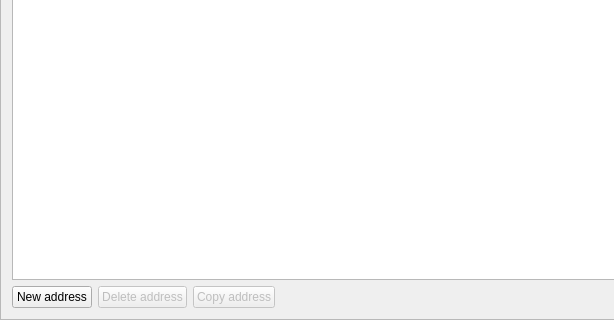
The window that src/gui/ui/addressbookframe.ui (cryptonotefoundation/cryptonotewallet) describes before a commit, drawn with Qt 5; both pictures show x 0 to 614 and y 265 to 585 of the 874 by 585 pixel window.
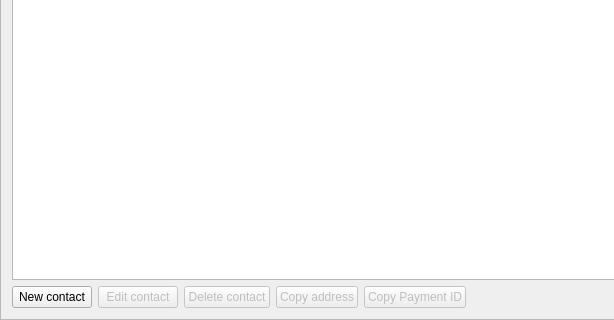
The same window after the commit. Icons and pictures are not drawn.

Patch:
```diff
--- a/src/gui/ui/addressbookframe.ui
+++ b/src/gui/ui/addressbookframe.ui
@@ -28,11 +28,25 @@
      <item>
       <widget class="QPushButton" name="m_addAddressButton">
        <property name="text">
-        <string>New address</string>
+        <string>New contact</string>
        </property>
        <property name="icon">
         <iconset resource="../../resources.qrc">
-         <normaloff>:/icons/add</normaloff>:/icons/add</iconset>
+         <normaloff>:/icons/add_recepient</normaloff>:/icons/add_recepient</iconset>
+       </property>
+      </widget>
+     </item>
+     <item>
+      <widget class="QPushButton" name="m_editAddressButton">
+       <property name="enabled">
+        <bool>false</bool>
+       </property>
+       <property name="text">
+        <string>Edit contact</string>
+       </property>
+       <property name="icon">
+        <iconset resource="../../resources.qrc">
+         <normaloff>:/icons/edit</normaloff>:/icons/edit</iconset>
        </property>
       </widget>
      </item>
@@ -42,7 +56,7 @@
         <bool>false</bool>
        </property>
        <property name="text">
-        <string>Delete address</string>
+        <string>Delete contact</string>
        </property>
        <property name="icon">
         <iconset resource="../../resources.qrc">
@@ -64,6 +78,20 @@
        </property>
       </widget>
      </item>
+     <item>
+      <widget class="QPushButton" name="m_copyPaymentIdButton">
+       <property name="enabled">
+        <bool>false</bool>
+       </property>
+       <property name="text">
+        <string>Copy Payment ID</string>
+       </property>
+       <property name="icon">
+        <iconset resource="../../resources.qrc">
+         <normaloff>:/icons/copy</normaloff>:/icons/copy</iconset>
+       </property>
+      </widget>
+     </item>
      <item>
       <spacer name="horizontalSpacer">
        <property name="orientation">
```
Left out of the diff: 50 changed lines with no effect on the pictures.
